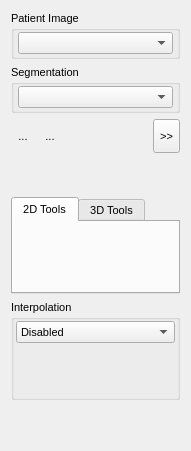
First picture: the form in Plugins/org.mitk.gui.qt.multilabelsegmentation/src/internal/QmitkMultiLabelSegmentationControls.ui, repository MITK/MITK, before the edit.
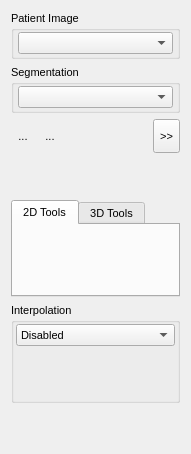
Second picture: the form after the edit. The open tabs and pages were chosen to show the change. Icons and pictures are not drawn. Custom widgets are drawn as their Qt base class.

Commit message: add slot-methods to create connections between LabelSet and LabelSetWidget

Diff of the .ui file:
```diff
--- a/Plugins/org.mitk.gui.qt.multilabelsegmentation/src/internal/QmitkMultiLabelSegmentationControls.ui
+++ b/Plugins/org.mitk.gui.qt.multilabelsegmentation/src/internal/QmitkMultiLabelSegmentationControls.ui
@@ -7,7 +7,7 @@
     <x>0</x>
     <y>0</y>
     <width>191</width>
-    <height>451</height>
+    <height>454</height>
    </rect>
   </property>
   <property name="sizePolicy">
@@ -516,9 +516,6 @@
      <property name="orientation">
       <enum>Qt::Vertical</enum>
      </property>
-     <property name="sizeType">
-      <enum>QSizePolicy::MinimumExpanding</enum>
-     </property>
      <property name="sizeHint" stdset="0">
       <size>
        <width>20</width>
```
Left out of the diff: 37 changed lines with no effect on the pictures. The commit also changes 2 other files.
